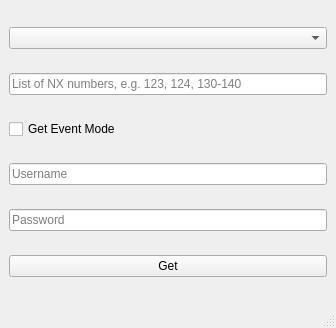
This is qt/nexusget.ui in andyfaff/nexusget as Qt 5 draws it before an edit. The edited form follows.
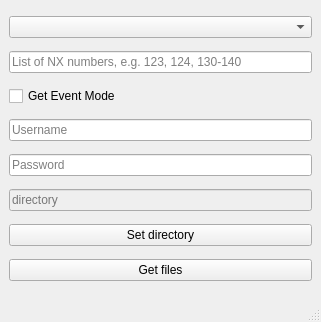
This is the edited form.

Commit message: program wasn't getting files - fixed. Setting long lasting directory

Diff of the .ui file:
```diff
--- a/qt/nexusget.ui
+++ b/qt/nexusget.ui
@@ -6,8 +6,8 @@
    <rect>
     <x>0</x>
     <y>0</y>
-    <width>336</width>
-    <height>328</height>
+    <width>321</width>
+    <height>322</height>
    </rect>
   </property>
   <property name="windowTitle">
@@ -29,10 +29,10 @@
       </property>
      </widget>
     </item>
-    <item row="7" column="0">
-     <widget class="QPushButton" name="pushButton">
+    <item row="8" column="0">
+     <widget class="QPushButton" name="getfiles">
       <property name="text">
-       <string>Get</string>
+       <string>Get files</string>
       </property>
      </widget>
     </item>
@@ -53,6 +53,23 @@
       </property>
      </widget>
     </item>
+    <item row="6" column="0">
+     <widget class="QLineEdit" name="directory">
+      <property name="enabled">
+       <bool>false</bool>
+      </property>
+      <property name="placeholderText">
+       <string>directory</string>
+      </property>
+     </widget>
+    </item>
+    <item row="7" column="0">
+     <widget class="QPushButton" name="setdirectory">
+      <property name="text">
+       <string>Set directory</string>
+      </property>
+     </widget>
+    </item>
    </layout>
   </widget>
   <widget class="QMenuBar" name="menubar">
```
Left out of the diff: 6 changed lines with no effect on the pictures. The commit also changes 4 other files.
